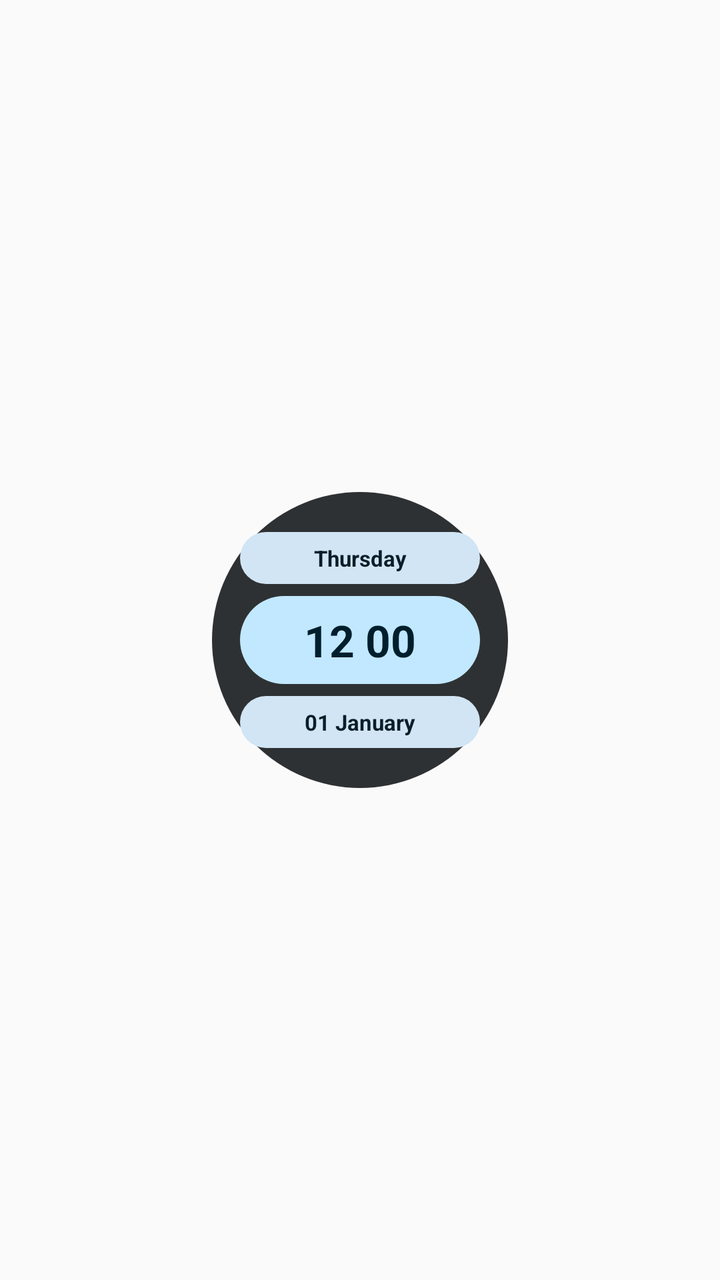
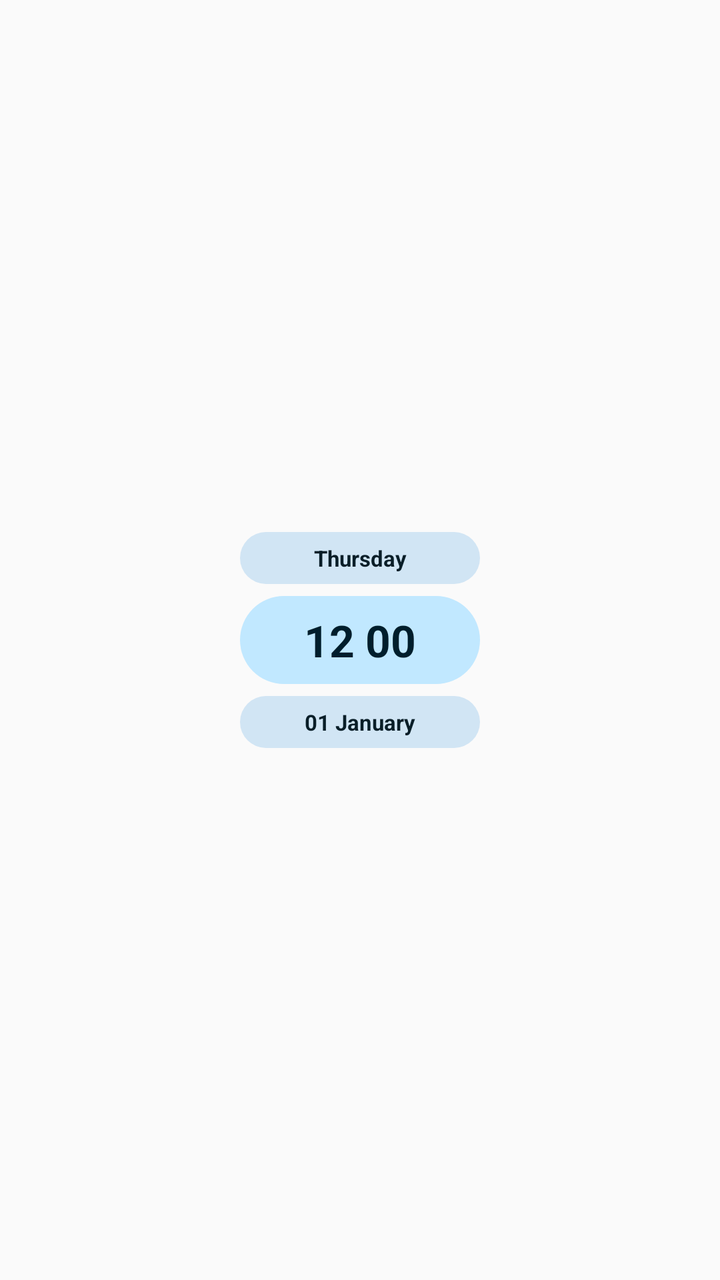

Two renders of the same Android screen: before a commit and after it. Below are the layout's source before the change and the commit's diff.
<!-- AndroidManifest.xml: application theme Theme.MaterialWidgets -->
<!-- res/layout/widget_preview_circle_clock.xml -->
<?xml version="1.0" encoding="utf-8"?>
<FrameLayout xmlns:android="http://schemas.android.com/apk/res/android"
    android:layout_width="match_parent"
    android:layout_height="match_parent"
    android:padding="4dp">

    <LinearLayout
        android:layout_width="148dp"
        android:layout_height="148dp"
        android:layout_gravity="center"
        android:background="@drawable/bg_widget_circle"
        android:backgroundTint="@color/widget_preview_inverse_surface"
        android:gravity="center"
        android:orientation="vertical"
        android:padding="14dp">

        <TextClock
            android:layout_width="match_parent"
            android:layout_height="26dp"
            android:background="@drawable/bg_widget_pill"
            android:backgroundTint="@color/widget_preview_secondary_container"
            android:format12Hour="EEEE"
            android:format24Hour="EEEE"
            android:gravity="center"
            android:singleLine="true"
            android:textColor="@color/widget_preview_on_secondary_container"
            android:textSize="11sp"
            android:textStyle="bold" />

        <TextClock
            android:layout_width="match_parent"
            android:layout_height="44dp"
            android:layout_marginTop="6dp"
            android:background="@drawable/bg_widget_pill"
            android:backgroundTint="@color/widget_preview_primary_container"
            android:format12Hour="hh mm"
            android:format24Hour="HH mm"
            android:gravity="center"
            android:singleLine="true"
            android:textColor="@color/widget_preview_on_primary_container"
            android:textSize="22sp"
            android:textStyle="bold" />

        <TextClock
            android:layout_width="match_parent"
            android:layout_height="26dp"
            android:layout_marginTop="6dp"
            android:background="@drawable/bg_widget_pill"
            android:backgroundTint="@color/widget_preview_secondary_container"
            android:format12Hour="dd MMMM"
            android:format24Hour="dd MMMM"
            android:gravity="center"
            android:singleLine="true"
            android:textColor="@color/widget_preview_on_secondary_container"
            android:textSize="11sp"
            android:textStyle="bold" />
    </LinearLayout>
</FrameLayout>
<!-- resources referenced by this layout -->
<resources>
  <color name="widget_preview_inverse_surface">#FF2D3133</color>
  <color name="widget_preview_on_primary_container">#FFFFFFFF</color>
  <color name="widget_preview_on_secondary_container">#FF344D5C</color>
  <color name="widget_preview_primary_container">#FF23759B</color>
  <color name="widget_preview_secondary_container">#FFCFEAFD</color>
  <!-- drawable bg_widget_circle (drawable) -->
  <?xml version="1.0" encoding="utf-8"?>
  <shape xmlns:android="http://schemas.android.com/apk/res/android"
      android:shape="oval">
      <solid android:color="@android:color/white" />
  </shape>
  <!-- drawable bg_widget_pill (drawable) -->
  <?xml version="1.0" encoding="utf-8"?>
  <shape xmlns:android="http://schemas.android.com/apk/res/android"
      android:shape="rectangle">
      <solid android:color="@android:color/white" />
      <corners android:radius="999dp" />
  </shape>
  <style name="Theme.MaterialWidgets" parent="android:Theme.Material.Light.NoActionBar" />
</resources>

<!-- the commit's change to res/layout/widget_preview_circle_clock.xml (unified diff, before → after) -->
@@ -8,8 +8,6 @@
         android:layout_width="148dp"
         android:layout_height="148dp"
         android:layout_gravity="center"
-        android:background="@drawable/bg_widget_circle"
-        android:backgroundTint="@color/widget_preview_inverse_surface"
         android:gravity="center"
         android:orientation="vertical"
         android:padding="14dp">
<!-- resource entries referenced after the edit -->
@@ -1,16 +1,9 @@
 <!-- resources referenced by this layout -->
 <resources>
-  <color name="widget_preview_inverse_surface">#FF2D3133</color>
   <color name="widget_preview_on_primary_container">#FFFFFFFF</color>
   <color name="widget_preview_on_secondary_container">#FF344D5C</color>
   <color name="widget_preview_primary_container">#FF23759B</color>
   <color name="widget_preview_secondary_container">#FFCFEAFD</color>
-  <!-- drawable bg_widget_circle (drawable) -->
-  <?xml version="1.0" encoding="utf-8"?>
-  <shape xmlns:android="http://schemas.android.com/apk/res/android"
-      android:shape="oval">
-      <solid android:color="@android:color/white" />
-  </shape>
   <!-- drawable bg_widget_pill (drawable) -->
   <?xml version="1.0" encoding="utf-8"?>
   <shape xmlns:android="http://schemas.android.com/apk/res/android"
